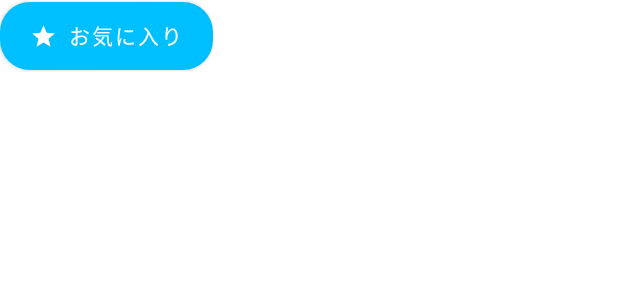
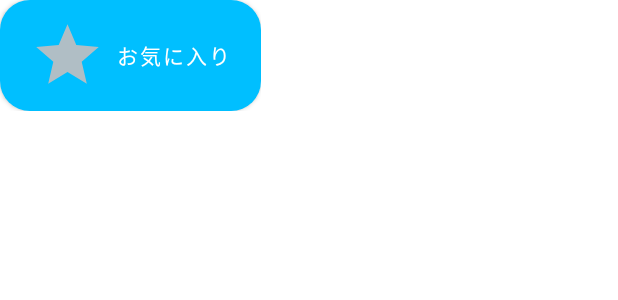
Before and after one commit to Nagumo-7960/SimpleMarket, an Android app built with Jetpack Compose: the @Preview function PreviewFavoriteButton, on a phone screen of 412 x 824 dp. Shown: the top 300 px of the screen. Run offline under Robolectric (Android 15) with nearby library versions, the phone set to English and light mode, and no system bars.

Commit message:
お気に入りボタンを押した時にアイコンの色が変わる

```diff
--- a/SimpleMarket/app/src/main/java/com/example/simplemartket/ui/components/FavoriteButton.kt
+++ b/SimpleMarket/app/src/main/java/com/example/simplemartket/ui/components/FavoriteButton.kt
@@ -1,17 +1,17 @@
 package com.example.simplemartket.ui.components
 
 import android.util.Log
+import androidx.compose.animation.animateColorAsState
 import androidx.compose.foundation.layout.PaddingValues
 import androidx.compose.foundation.layout.Spacer
 import androidx.compose.foundation.layout.size
 import androidx.compose.foundation.shape.RoundedCornerShape
-import androidx.compose.material.Button
-import androidx.compose.material.ButtonDefaults
-import androidx.compose.material.Icon
-import androidx.compose.material.Text
+import androidx.compose.material.*
 import androidx.compose.material.icons.Icons
 import androidx.compose.material.icons.filled.Star
 import androidx.compose.runtime.Composable
+import androidx.compose.runtime.mutableStateOf
+import androidx.compose.runtime.remember
 import androidx.compose.ui.Modifier
 import androidx.compose.ui.graphics.Color
 import androidx.compose.ui.tooling.preview.Preview
@@ -20,8 +20,10 @@ import com.example.simplemartket.model.Product
 import com.example.simplemartket.model.Products
 import com.example.simplemartket.ui.theme.ThemeColor
 
+
 @Composable
 fun FavoriteButton(product: Product) {
+    var checked = remember { mutableStateOf(false) }
     Button(
         onClick = {
             product.favorite = product.favorite == false
@@ -41,13 +43,23 @@ fun FavoriteButton(product: Product) {
         )
     ) {
         // Inner content including an icon and a text label
-        Icon(
-            Icons.Filled.Star,
-            contentDescription = "Favorite",
-            modifier = Modifier.size(ButtonDefaults.IconSize)
-        )
+        IconToggleButton(checked = checked.value,
+            onCheckedChange = { checked.value = it })
+        {
+            val tint = animateColorAsState(
+                if (checked.value) Color(0xFFEC407A) else Color(0xFFB0BEC5)
+            )
+            Icon(
+                Icons.Filled.Star,
+                contentDescription = "Favorite",
+                tint = tint.value,
+                modifier = Modifier.size(50.dp)
+            )
+
+        }
         Spacer(Modifier.size(ButtonDefaults.IconSpacing))
         Text("お気に入り")
+
     }
 }
 
```
